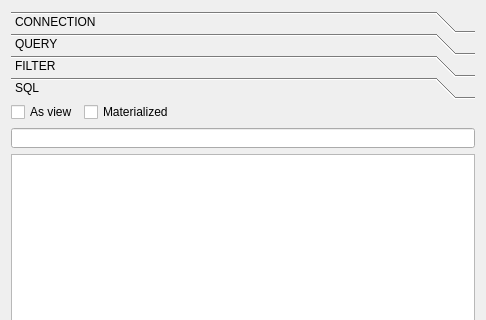
Qt form ui_postgisquerybuilder.ui (enricofer/postgisQueryBuilder) before a commit; both pictures show x 0 to 486 and y 0 to 320 of the 486 by 796 pixel window.
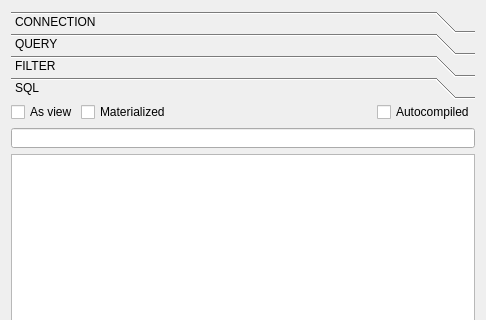
The same form after that commit. The open tabs and pages were chosen to show the change. Custom widgets are drawn as their Qt base class.

The edit to the form file:
```diff
--- a/ui_postgisquerybuilder.ui
+++ b/ui_postgisquerybuilder.ui
@@ -1000,6 +1000,9 @@
         <layout class="QVBoxLayout" name="verticalLayout_8">
          <item>
           <layout class="QHBoxLayout" name="horizontalLayout_5">
+           <property name="spacing">
+            <number>3</number>
+           </property>
            <item>
             <widget class="QCheckBox" name="checkCreateView">
              <property name="text">
@@ -1027,6 +1030,13 @@
              </property>
             </spacer>
            </item>
+           <item>
+            <widget class="QCheckBox" name="checkAutoCompiled">
+             <property name="text">
+              <string>Autocompiled</string>
+             </property>
+            </widget>
+           </item>
           </layout>
          </item>
          <item>
```
Left out of the diff: 2 changed lines with no effect on the pictures.
